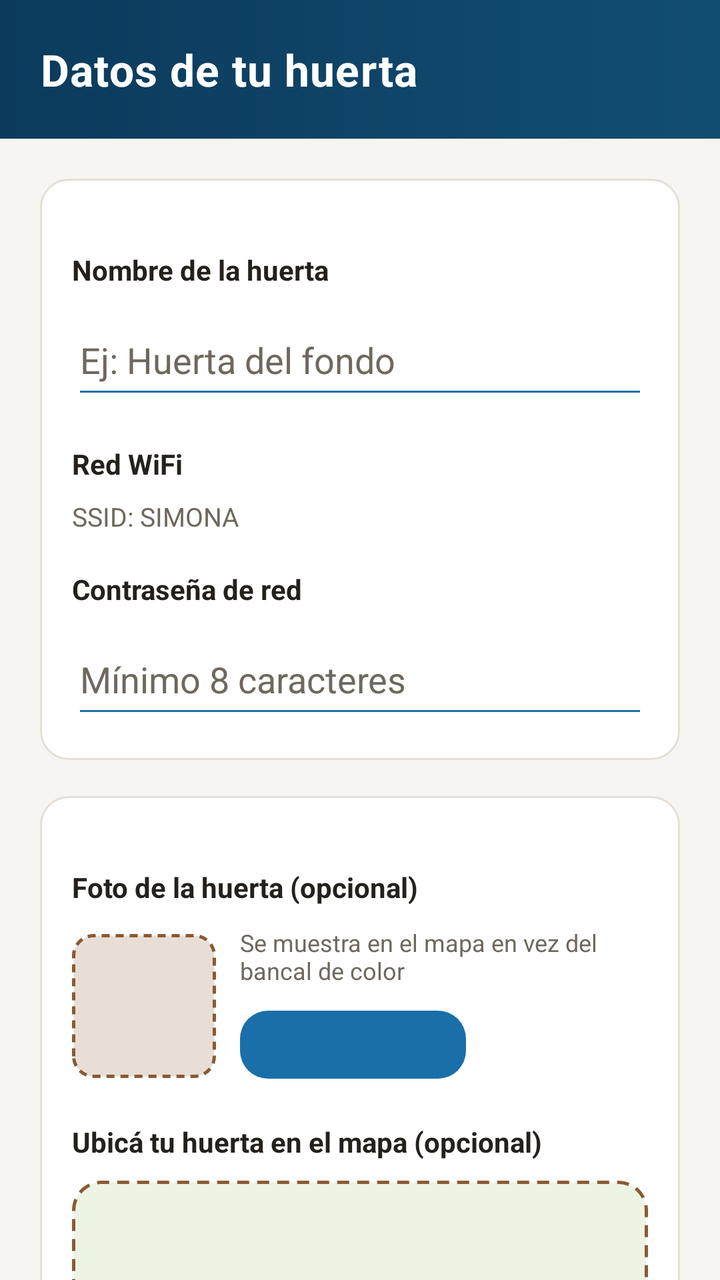
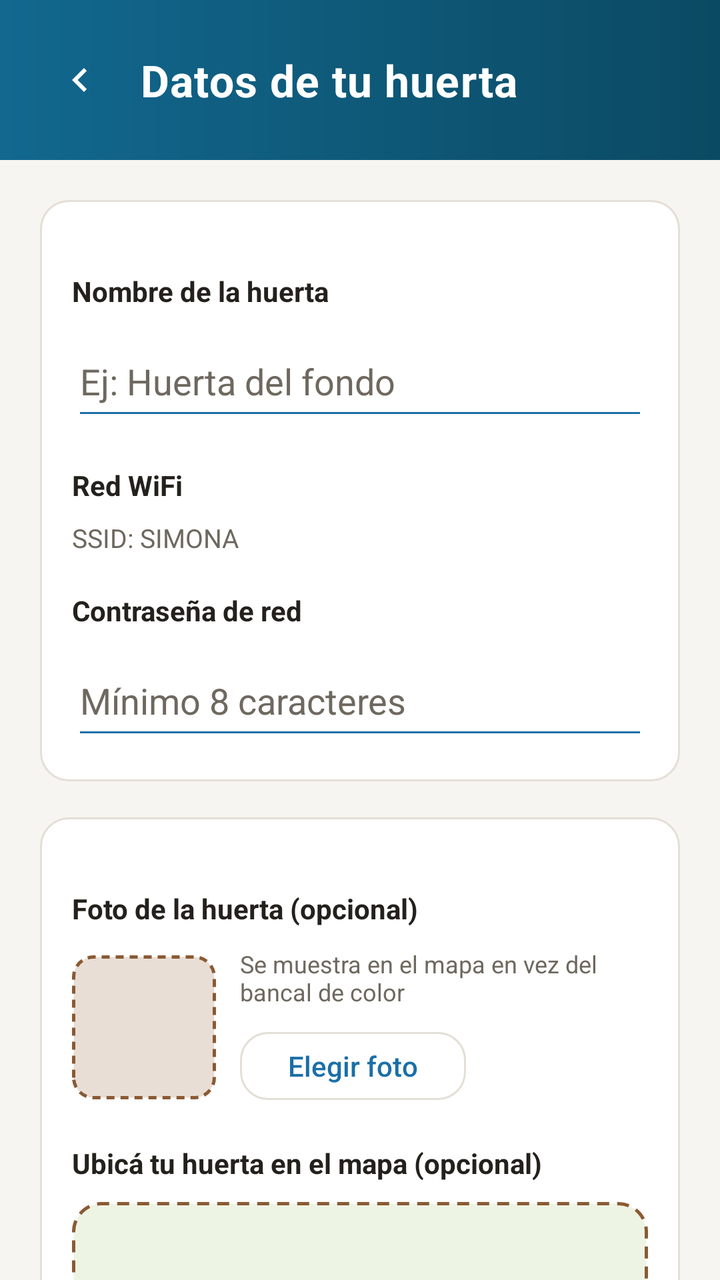

Before-and-after screenshots of an Android layout around one commit, followed by the original layout XML and the change that was made.
<!-- AndroidManifest.xml: application theme Theme.Simona -->
<!-- res/layout/activity_datos_huerta.xml -->
<?xml version="1.0" encoding="utf-8"?>
<androidx.core.widget.NestedScrollView
    xmlns:android="http://schemas.android.com/apk/res/android"
    xmlns:app="http://schemas.android.com/apk/res-auto"
    android:layout_width="match_parent"
    android:layout_height="match_parent"
    android:background="@color/simona_superficie"
    android:fillViewport="true">

    <LinearLayout
        android:layout_width="match_parent"
        android:layout_height="wrap_content"
        android:orientation="vertical">

        <LinearLayout
            android:layout_width="match_parent"
            android:layout_height="wrap_content"
            android:background="@drawable/bg_header"
            android:orientation="vertical"
            android:padding="20dp">

            <TextView
                android:layout_width="wrap_content"
                android:layout_height="wrap_content"
                android:text="@string/datos_huerta_titulo"
                android:textAppearance="@style/TextAppearance.Simona.HeaderTitle" />
        </LinearLayout>

        <LinearLayout
            android:layout_width="match_parent"
            android:layout_height="wrap_content"
            android:orientation="vertical"
            android:padding="20dp">

            <LinearLayout
                android:layout_width="match_parent"
                android:layout_height="wrap_content"
                android:background="@drawable/bg_chip_resumen"
                android:orientation="vertical"
                android:padding="16dp">

                <TextView
                    style="@style/RangoTitulo"
                    android:text="@string/label_nombre_huerta" />

                <EditText
                    android:id="@+id/etNombre"
                    android:layout_width="match_parent"
                    android:layout_height="52dp"
                    android:layout_marginTop="8dp"
                    android:backgroundTint="@color/simona_azul"
                    android:hint="@string/hint_nombre_huerta"
                    android:inputType="textCapSentences"
                    android:maxLines="1"
                    android:textColor="@color/simona_tinta"
                    android:textColorHint="@color/simona_tinta_suave" />

                <TextView
                    android:id="@+id/tvErrorNombre"
                    style="@style/RangoAviso"
                    android:text="@string/error_nombre_huerta_vacio"
                    android:visibility="gone" />

                <TextView
                    style="@style/RangoTitulo"
                    android:layout_marginTop="18dp"
                    android:text="@string/label_red_wifi" />

                <TextView
                    android:layout_width="wrap_content"
                    android:layout_height="wrap_content"
                    android:layout_marginTop="8dp"
                    android:text="@string/ssid_fijo"
                    android:textColor="@color/simona_tinta_suave"
                    android:textSize="13sp" />

                <TextView
                    style="@style/RangoTitulo"
                    android:layout_marginTop="18dp"
                    android:text="@string/label_password_red" />

                <EditText
                    android:id="@+id/etPassword"
                    android:layout_width="match_parent"
                    android:layout_height="52dp"
                    android:layout_marginTop="8dp"
                    android:backgroundTint="@color/simona_azul"
                    android:hint="@string/hint_password_red"
                    android:inputType="textPassword"
                    android:maxLines="1"
                    android:textColor="@color/simona_tinta"
                    android:textColorHint="@color/simona_tinta_suave" />

                <TextView
                    android:id="@+id/tvErrorPassword"
                    style="@style/RangoAviso"
                    android:text="@string/error_password_corta"
                    android:visibility="gone" />
            </LinearLayout>

            <LinearLayout
                android:layout_width="match_parent"
                android:layout_height="wrap_content"
                android:layout_marginTop="18dp"
                android:background="@drawable/bg_chip_resumen"
                android:orientation="vertical"
                android:padding="16dp">

                <TextView
                    style="@style/RangoTitulo"
                    android:text="@string/label_foto_huerta" />

                <LinearLayout
                    android:layout_width="match_parent"
                    android:layout_height="wrap_content"
                    android:layout_marginTop="10dp"
                    android:gravity="center_vertical"
                    android:orientation="horizontal">

                    <FrameLayout
                        android:layout_width="72dp"
                        android:layout_height="72dp"
                        android:background="@drawable/bg_bancal">

                        <ImageView
                            android:id="@+id/ivFotoPreview"
                            android:layout_width="match_parent"
                            android:layout_height="match_parent"
                            android:contentDescription="@string/label_foto_huerta"
                            android:scaleType="centerCrop"
                            android:visibility="gone" />
                    </FrameLayout>

                    <LinearLayout
                        android:layout_width="0dp"
                        android:layout_height="wrap_content"
                        android:layout_marginStart="12dp"
                        android:layout_weight="1"
                        android:orientation="vertical">

                        <TextView
                            android:id="@+id/tvFotoHint"
                            android:layout_width="wrap_content"
                            android:layout_height="wrap_content"
                            android:text="@string/hint_foto_huerta"
                            android:textColor="@color/simona_tinta_suave"
                            android:textSize="12sp" />

                        <com.google.android.material.button.MaterialButton
                            android:id="@+id/btnElegirFoto"
                            style="@style/Widget.Simona.Button"
                            android:layout_width="wrap_content"
                            android:layout_height="42dp"
                            android:layout_marginTop="8dp"
                            android:text="@string/btn_elegir_foto"
                            android:textColor="@color/simona_azul" />

                        <com.google.android.material.button.MaterialButton
                            android:id="@+id/btnQuitarFoto"
                            style="@style/Widget.Simona.Button"
                            android:layout_width="wrap_content"
                            android:layout_height="42dp"
                            android:layout_marginTop="4dp"
                            android:text="@string/btn_quitar_foto"
                            android:textColor="@color/simona_rojo"
                            android:visibility="gone" />
                    </LinearLayout>
                </LinearLayout>

                <TextView
                    style="@style/RangoTitulo"
                    android:layout_marginTop="18dp"
                    android:text="@string/label_ubicacion_mapa" />

                <FrameLayout
                    android:id="@+id/croquis"
                    android:layout_width="match_parent"
                    android:layout_height="220dp"
                    android:layout_marginTop="10dp"
                    android:background="@drawable/bg_terreno_croquis">

                    <TextView
                        android:id="@+id/tvCroquisHint"
                        android:layout_width="wrap_content"
                        android:layout_height="wrap_content"
                        android:layout_gravity="center"
                        android:text="@string/hint_croquis"
                        android:textColor="@color/simona_tinta_suave"
                        android:textSize="13sp" />

                    <View
                        android:id="@+id/marcador"
                        android:layout_width="22dp"
                        android:layout_height="22dp"
                        android:layout_gravity="top|start"
                        android:background="@drawable/marker_huerta"
                        android:visibility="gone" />
                </FrameLayout>
            </LinearLayout>

            <com.google.android.material.button.MaterialButton
                android:id="@+id/btnGuardar"
                style="@style/Widget.Simona.Button.Primary"
                android:layout_width="match_parent"
                android:layout_height="52dp"
                android:layout_marginTop="24dp"
                android:text="@string/guardar_y_continuar" />
        </LinearLayout>
    </LinearLayout>
</androidx.core.widget.NestedScrollView>
<!-- resources referenced by this layout -->
<resources>
  <color name="simona_azul">#1A6FA8</color>
  <color name="simona_rojo">#C23B3B</color>
  <color name="simona_superficie">#F7F5F1</color>
  <color name="simona_tinta">#24211D</color>
  <color name="simona_tinta_suave">#6E685F</color>
  <string name="btn_elegir_foto">Elegir foto</string>
  <string name="btn_quitar_foto">Quitar foto</string>
  <string name="datos_huerta_titulo">Datos de tu huerta</string>
  <string name="hint_nombre_huerta">Ej: Huerta del fondo</string>
  <string name="hint_password_red">Mínimo 8 caracteres</string>
  <string name="label_nombre_huerta">Nombre de la huerta</string>
  <string name="label_password_red">Contraseña de red</string>
  <string name="label_red_wifi">Red WiFi</string>
  <string name="ssid_fijo">SSID: SIMONA</string>
  <style name="Theme.Simona" parent="Theme.Material3.DayNight.NoActionBar">
          <item name="colorPrimary">@color/simona_azul</item>
          <item name="colorPrimaryContainer">@color/simona_azul_suave</item>
          <item name="colorOnPrimary">@color/simona_on_color</item>
          <item name="colorSecondary">@color/simona_verde_claro</item>
          <item name="colorSecondaryContainer">@color/simona_verde_suave</item>
          <item name="colorOnSecondary">@color/simona_on_accent</item>
          <item name="colorSurface">@color/simona_superficie</item>
          <item name="colorSurfaceVariant">@color/simona_superficie_2</item>
          <item name="colorOnSurface">@color/simona_tinta</item>
          <item name="colorOutline">@color/simona_linea</item>
          <item name="android:statusBarColor">@color/simona_azul_header</item>
          <item name="android:navigationBarColor">@color/simona_blanco</item>
          <item name="android:windowBackground">@color/simona_superficie</item>
          <item name="android:windowLightStatusBar">false</item>
          <item name="materialButtonStyle">@style/Widget.Simona.Button</item>
          <item name="textAppearanceBodyLarge">@style/TextAppearance.Simona.BodyLarge</item>
          <item name="textAppearanceTitleLarge">@style/TextAppearance.Simona.TitleLarge</item>
      </style>
  <color name="simona_card_bg">#FFFFFF</color>
  <color name="simona_linea">#E4DFD6</color>
  <color name="simona_azul_header">#0B3A5C</color>
  <color name="simona_azul_header_2">#124E72</color>
  <color name="simona_verde_claro">#6FA330</color>
  <color name="simona_blanco">#FFFFFF</color>
  <color name="simona_error">@color/simona_rojo</color>
  <color name="simona_on_color">#FFFFFF</color>
  <color name="simona_azul_suave">#E7F1F8</color>
  <color name="simona_verde_suave">#EEF4E4</color>
  <color name="simona_on_accent">#24211D</color>
  <color name="simona_superficie_2">#F2F7FA</color>
  <!-- unchanged entries left out for length: 19 -->
</resources>

<!-- the commit's change to res/layout/activity_datos_huerta.xml (unified diff, before → after) -->
@@ -19,11 +19,32 @@
             android:orientation="vertical"
             android:padding="20dp">
 
-            <TextView
-                android:layout_width="wrap_content"
+            <LinearLayout
+                android:layout_width="match_parent"
                 android:layout_height="wrap_content"
-                android:text="@string/datos_huerta_titulo"
-                android:textAppearance="@style/TextAppearance.Simona.HeaderTitle" />
+                android:gravity="center_vertical"
+                android:orientation="horizontal">
+
+                <ImageView
+                    android:id="@+id/btnVolver"
+                    android:layout_width="40dp"
+                    android:layout_height="40dp"
+                    android:background="?attr/selectableItemBackgroundBorderless"
+                    android:clickable="true"
+                    android:contentDescription="Volver"
+                    android:focusable="true"
+                    android:padding="8dp"
+                    android:src="@drawable/ic_volver"
+                    app:tint="@color/simona_on_color" />
+
+                <TextView
+                    android:layout_width="0dp"
+                    android:layout_height="wrap_content"
+                    android:layout_marginStart="10dp"
+                    android:layout_weight="1"
+                    android:text="@string/datos_huerta_titulo"
+                    android:textAppearance="@style/TextAppearance.Simona.HeaderTitle" />
+            </LinearLayout>
         </LinearLayout>
 
         <LinearLayout
@@ -148,7 +169,7 @@
 
                         <com.google.android.material.button.MaterialButton
                             android:id="@+id/btnElegirFoto"
-                            style="@style/Widget.Simona.Button"
+                            style="@style/Widget.Simona.Button.Secondary"
                             android:layout_width="wrap_content"
                             android:layout_height="42dp"
                             android:layout_marginTop="8dp"
@@ -157,7 +178,7 @@
 
                         <com.google.android.material.button.MaterialButton
                             android:id="@+id/btnQuitarFoto"
-                            style="@style/Widget.Simona.Button"
+                            style="@style/Widget.Simona.Button.Secondary"
                             android:layout_width="wrap_content"
                             android:layout_height="42dp"
                             android:layout_marginTop="4dp"
<!-- resource entries referenced after the edit -->
@@ -5,6 +5,17 @@
   <color name="simona_superficie">#F7F5F1</color>
   <color name="simona_tinta">#24211D</color>
   <color name="simona_tinta_suave">#6E685F</color>
+  <!-- drawable ic_volver (drawable) -->
+  <?xml version="1.0" encoding="utf-8"?>
+  <vector xmlns:android="http://schemas.android.com/apk/res/android"
+      android:width="24dp"
+      android:height="24dp"
+      android:viewportWidth="24"
+      android:viewportHeight="24">
+      <path
+          android:fillColor="@color/simona_tinta"
+          android:pathData="M15.41,7.41L14,6l-6,6 6,6 1.41,-1.41L10.83,12z" />
+  </vector>
   <string name="btn_elegir_foto">Elegir foto</string>
   <string name="btn_quitar_foto">Quitar foto</string>
   <string name="datos_huerta_titulo">Datos de tu huerta</string>
@@ -14,7 +25,14 @@
   <string name="label_password_red">Contraseña de red</string>
   <string name="label_red_wifi">Red WiFi</string>
   <string name="ssid_fijo">SSID: SIMONA</string>
+  <style name="Widget.Simona.Button.Secondary" parent="Widget.Simona.Button">
+          <item name="backgroundTint">@android:color/transparent</item>
+          <item name="strokeColor">@color/simona_linea</item>
+          <item name="strokeWidth">1dp</item>
+          <item name="android:textColor">@color/simona_tinta_suave</item>
+      </style>
   <style name="Theme.Simona" parent="Theme.Material3.DayNight.NoActionBar">
+          <item name="android:windowAnimationStyle">@style/Simona.WindowAnimation</item>
           <item name="colorPrimary">@color/simona_azul</item>
           <item name="colorPrimaryContainer">@color/simona_azul_suave</item>
           <item name="colorOnPrimary">@color/simona_on_color</item>
@@ -35,11 +53,17 @@
       </style>
   <color name="simona_card_bg">#FFFFFF</color>
   <color name="simona_linea">#E4DFD6</color>
-  <color name="simona_azul_header">#0B3A5C</color>
-  <color name="simona_azul_header_2">#124E72</color>
+  <color name="simona_azul_header">#12688F</color>
+  <color name="simona_azul_header_2">#0B4A63</color>
   <color name="simona_verde_claro">#6FA330</color>
   <color name="simona_blanco">#FFFFFF</color>
   <color name="simona_error">@color/simona_rojo</color>
+  <style name="Simona.WindowAnimation" parent="@android:style/Animation.Activity">
+          <item name="android:activityOpenEnterAnimation">@anim/activity_open_enter</item>
+          <item name="android:activityOpenExitAnimation">@anim/activity_open_exit</item>
+          <item name="android:activityCloseEnterAnimation">@anim/activity_close_enter</item>
+          <item name="android:activityCloseExitAnimation">@anim/activity_close_exit</item>
+      </style>
   <color name="simona_on_color">#FFFFFF</color>
   <color name="simona_azul_suave">#E7F1F8</color>
   <color name="simona_verde_suave">#EEF4E4</color>
